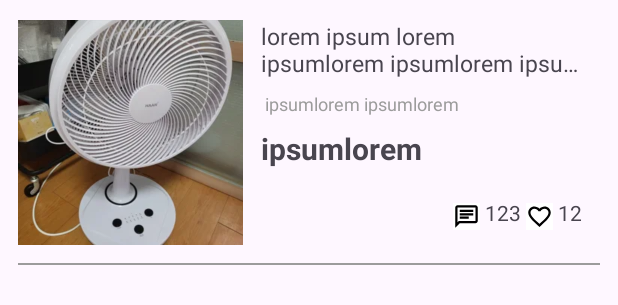
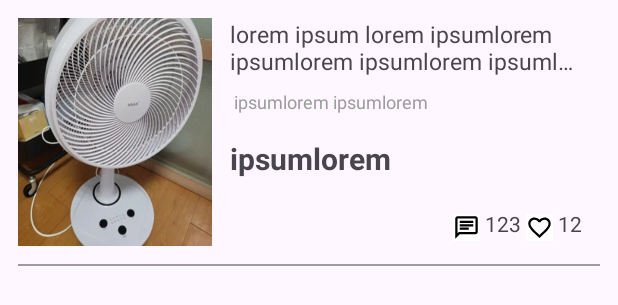
Before and after one commit to Kim-Min-Jong/apple_market, an Android app: the layout item_sale_product.xml on its own in the app's theme, with its tools: preview values and no code run, on a phone screen of 412 x 824 dp. Shown: the top 305 px of the screen. Run offline under Robolectric (Android 15) with nearby library versions, the phone set to English and light mode, and no system bars.

Commit message:
[DESIGN] : 🎨 리사이클러뷰 아이템 디자인 구조 변경

```diff
--- a/app/src/main/res/layout/item_sale_product.xml
+++ b/app/src/main/res/layout/item_sale_product.xml
@@ -4,21 +4,38 @@
     xmlns:tools="http://schemas.android.com/tools"
     android:layout_width="match_parent"
     android:layout_height="wrap_content"
-    android:layout_marginHorizontal="@dimen/margin_12dp">
+    android:layout_marginTop="@dimen/margin_12dp"
+    android:layout_marginHorizontal="@dimen/margin_12dp"
+>
 
     <ImageView
         android:id="@+id/main_image_view"
-        android:layout_width="150dp"
-        android:layout_height="150dp"
+        android:layout_width="0dp"
+        android:layout_height="0dp"
+        android:scaleType="fitXY"
+        app:layout_constraintHorizontal_weight="1"
         android:background="@drawable/image_view_background"
-        app:layout_constraintBottom_toBottomOf="parent"
+        app:layout_constraintBottom_toBottomOf="@id/main_linear_layout"
         app:layout_constraintStart_toStartOf="parent"
         app:layout_constraintTop_toTopOf="parent"
+        app:layout_constraintEnd_toStartOf="@id/main_linear_layout"
         tools:src="@drawable/sample1" />
 
+    <LinearLayout
+        android:id="@+id/main_linear_layout"
+        android:layout_width="0dp"
+        android:layout_height="wrap_content"
+        app:layout_constraintHorizontal_weight="2"
+        app:layout_constraintStart_toEndOf="@id/main_image_view"
+        app:layout_constraintBottom_toBottomOf="parent"
+        app:layout_constraintTop_toTopOf="parent"
+        app:layout_constraintEnd_toEndOf="parent"
+        app:layout_constraintBottom_toTopOf="@id/divide_item"
+        android:orientation="vertical"
+        >
         <TextView
             android:id="@+id/item_title"
-        android:layout_width="0dp"
+            android:layout_width="wrap_content"
             android:layout_height="wrap_content"
             android:layout_marginHorizontal="@dimen/margin_12dp"
             android:ellipsize="end"
@@ -31,7 +48,7 @@
 
         <TextView
             android:id="@+id/item_address"
-        android:layout_width="0dp"
+            android:layout_width="wrap_content"
             android:layout_height="wrap_content"
             android:layout_marginHorizontal="@dimen/margin_12dp"
             android:layout_marginVertical="@dimen/margin_8dp"
@@ -46,7 +63,7 @@
 
         <TextView
             android:id="@+id/item_price"
-        android:layout_width="0dp"
+            android:layout_width="wrap_content"
             android:layout_height="wrap_content"
             android:layout_marginHorizontal="@dimen/margin_12dp"
             android:layout_marginVertical="@dimen/margin_8dp"
@@ -60,11 +77,11 @@
 
         <LinearLayout
             android:id="@+id/linear_layout"
-        android:layout_width="0dp"
+            android:layout_width="wrap_content"
             android:layout_height="wrap_content"
             android:layout_marginTop="@dimen/margin_12dp"
             android:layout_marginEnd="@dimen/margin_12dp"
-        android:gravity="end"
+            android:layout_gravity="end"
             android:orientation="horizontal"
             app:layout_constraintBottom_toBottomOf="@id/main_image_view"
             app:layout_constraintEnd_toEndOf="parent"
@@ -99,12 +116,16 @@
                 tools:text="12" />
         </LinearLayout>
 
+    </LinearLayout>
     <View
+        android:id="@+id/divide_item"
         android:layout_width="0dp"
         android:layout_height="1dp"
         android:layout_marginTop="@dimen/margin_12dp"
         android:background="@color/address_color"
         app:layout_constraintEnd_toEndOf="parent"
         app:layout_constraintStart_toStartOf="parent"
-        app:layout_constraintTop_toBottomOf="@id/main_image_view" />
+        app:layout_constraintBottom_toBottomOf="parent"
+        app:layout_constraintTop_toBottomOf="@id/main_linear_layout"/>
+
 </androidx.constraintlayout.widget.ConstraintLayout>
```
Lines whose indentation alone changed are shown as unchanged.
